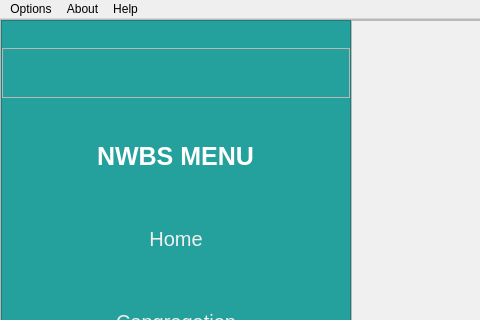
Qt form home.ui (HanslettTheDev/NWBS-Desktop) before a commit; both pictures show x 0 to 480 and y 0 to 320 of the 925 by 625 pixel window.
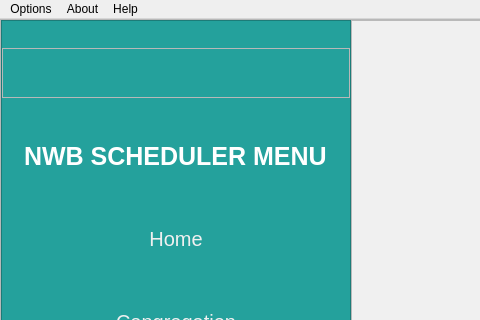
The same form after that commit.

What changed in the file:
```diff
--- a/home.ui
+++ b/home.ui
@@ -55,7 +55,7 @@
         <widget class="QFrame" name="navbar_frame">
          <property name="minimumSize">
           <size>
-           <width>350</width>
+           <width>100</width>
            <height>0</height>
           </size>
          </property>
@@ -132,7 +132,7 @@
 font-weight: bold;</string>
             </property>
             <property name="text">
-             <string>NWBS MENU</string>
+             <string>NWB SCHEDULER MENU</string>
             </property>
            </widget>
           </item>
```
Left out of the diff: 4 changed lines with no effect on the pictures.
